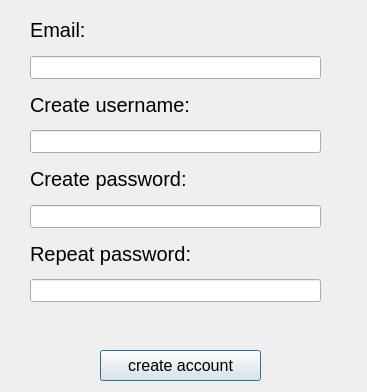
First picture: the form in createaccount.ui, repository Raptr3x/School-student-managment-system, before the edit.
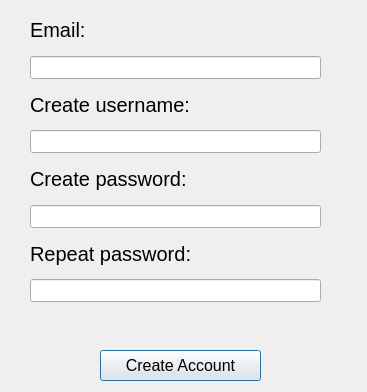
Second picture: the form after the edit. Icons and pictures are not drawn.

```diff
--- a/createaccount.ui
+++ b/createaccount.ui
@@ -152,7 +152,7 @@
     </font>
    </property>
    <property name="text">
-    <string>create account</string>
+    <string>Create Account</string>
    </property>
   </widget>
  </widget>
```
